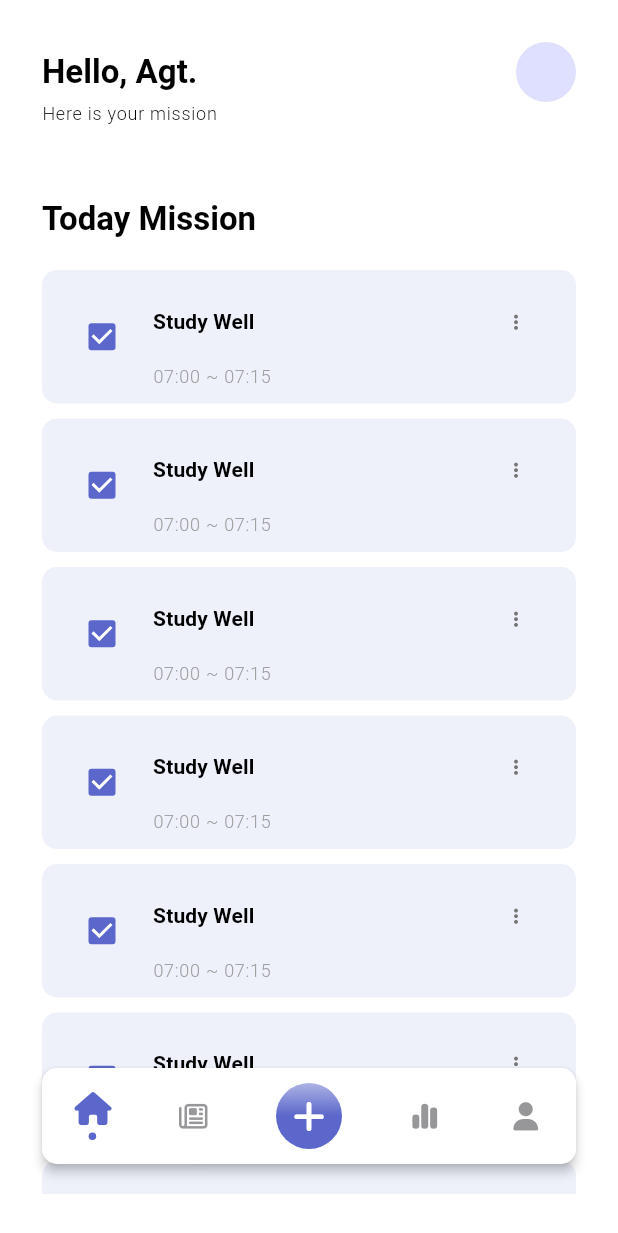
After one commit to WonHyun/mission-diary, a Flutter app: the HomeScreen screen opened by its route, on a phone screen of 412 x 824 dp. The commit adds this screen. Shown: the top 1233 px of the screen. Run offline on Flutter 3.47's test engine with Material 3 defaults, Android fonts, the phone set to English and light mode, and no system bars; our stand-ins replace cloud_firestore, device_preview, faker, firebase_auth, firebase_core, firebase_storage and 10 more; accounts and stored records are empty; generated files the repository leaves out were written again.

Commit message:
feat: add home mission view (stub)

```diff
--- a/lib/widgets/home/home_screen.dart
+++ b/lib/widgets/home/home_screen.dart
@@ -1,5 +1,9 @@
 import 'package:flutter/material.dart';
 import 'package:flutter_riverpod/flutter_riverpod.dart';
+import 'package:mission_diary/global/gaps.dart';
+import 'package:mission_diary/widgets/home/widgets/home_header.dart';
+import 'package:mission_diary/widgets/home/widgets/today_mission_list_view.dart';
+import 'package:mission_diary/widgets/user_profile/view_model/user_profile_view_model.dart';
 
 class HomeScreen extends ConsumerStatefulWidget {
   const HomeScreen({
@@ -16,12 +20,27 @@ class HomeScreen extends ConsumerStatefulWidget {
 class _HomeScreenState extends ConsumerState<HomeScreen> {
   @override
   Widget build(BuildContext context) {
-    return const Material(
-      child: Column(
-        children: [
-          Text("Home"),
-        ],
-      ),
+    return Material(
+      child: ref.watch(profileProvider).when(
+            data: (profile) {
+              return SingleChildScrollView(
+                child: Column(
+                  crossAxisAlignment: CrossAxisAlignment.start,
+                  children: [
+                    HomeHeader(profile: profile),
+                    Gaps.v48,
+                    const TodayMissionListView(),
+                  ],
+                ),
+              );
+            },
+            error: (err, stack) => Center(
+              child: Text("error: $err"),
+            ),
+            loading: () => const Center(
+              child: CircularProgressIndicator.adaptive(),
+            ),
+          ),
     );
   }
 }
--- /dev/null
+++ b/lib/widgets/home/view_model/mission_view_model.dart
@@ -0,0 +1,8 @@
+import 'dart:async';
+
+import 'package:flutter_riverpod/flutter_riverpod.dart';
+
+class MissionViewModel extends AsyncNotifier<void> {
+  @override
+  FutureOr<void> build() {}
+}
--- /dev/null
+++ b/lib/widgets/home/widgets/home_header.dart
@@ -0,0 +1,57 @@
+import 'package:flutter/material.dart';
+import 'package:go_router/go_router.dart';
+import 'package:mission_diary/global/sizes.dart';
+import 'package:mission_diary/models/user_profile.dart';
+import 'package:mission_diary/widgets/user_profile/user_profile_screen.dart';
+
+class HomeHeader extends StatelessWidget {
+  const HomeHeader({
+    super.key,
+    required this.profile,
+  });
+
+  final UserProfile profile;
+
+  @override
+  Widget build(BuildContext context) {
+    return Column(
+      crossAxisAlignment: CrossAxisAlignment.start,
+      children: [
+        Row(
+          mainAxisAlignment: MainAxisAlignment.spaceBetween,
+          children: [
+            Expanded(
+              child: Text(
+                "Hello, Agt.${profile.userName}",
+                maxLines: 1,
+                overflow: TextOverflow.ellipsis,
+                style: Theme.of(context).textTheme.titleLarge?.copyWith(
+                      fontWeight: FontWeight.w600,
+                    ),
+              ),
+            ),
+            Padding(
+              padding: const EdgeInsets.only(left: Sizes.size8),
+              child: GestureDetector(
+                onTap: () => context.goNamed(UserProfileScreen.routeName),
+                child: CircleAvatar(
+                  foregroundImage: profile.profileImgPath.isEmpty
+                      ? null
+                      : NetworkImage(profile.profileImgPath),
+                ),
+              ),
+            ),
+          ],
+        ),
+        Text(
+          "Here is your mission",
+          maxLines: 1,
+          overflow: TextOverflow.ellipsis,
+          style: Theme.of(context).textTheme.labelMedium?.copyWith(
+                fontWeight: FontWeight.w300,
+              ),
+        ),
+      ],
+    );
+  }
+}
--- /dev/null
+++ b/lib/widgets/home/widgets/mission_item.dart
@@ -0,0 +1,86 @@
+import 'package:flutter/material.dart';
+import 'package:font_awesome_flutter/font_awesome_flutter.dart';
+import 'package:mission_diary/global/gaps.dart';
+import 'package:mission_diary/global/sizes.dart';
+
+class MissionItem extends StatelessWidget {
+  const MissionItem({
+    super.key,
+    // required this.mission,
+  });
+
+  // final Mission mission;
+
+  @override
+  Widget build(BuildContext context) {
+    return Container(
+      decoration: BoxDecoration(
+        borderRadius: BorderRadius.circular(10),
+        color: Theme.of(context).primaryColor.withOpacity(0.1),
+      ),
+      child: Material(
+        color: Colors.transparent,
+        child: InkWell(
+          onTap: () => {},
+          borderRadius: BorderRadius.circular(10),
+          child: Padding(
+            padding: const EdgeInsets.symmetric(
+              horizontal: Sizes.size16,
+              vertical: Sizes.size10,
+            ),
+            child: Row(
+              children: [
+                Checkbox(
+                  value: true,
+                  onChanged: (value) => {},
+                ),
+                Gaps.h10,
+                Expanded(
+                  child: Column(
+                    crossAxisAlignment: CrossAxisAlignment.start,
+                    children: [
+                      Row(
+                        mainAxisAlignment: MainAxisAlignment.spaceBetween,
+                        children: [
+                          Text(
+                            "Study Well",
+                            style: Theme.of(context)
+                                .textTheme
+                                .labelLarge
+                                ?.copyWith(
+                                  fontWeight: FontWeight.w700,
+                                ),
+                          ),
+                          IconButton(
+                            constraints: const BoxConstraints(
+                              minWidth: 0,
+                              minHeight: 0,
+                            ),
+                            padding: const EdgeInsets.all(Sizes.size5),
+                            iconSize: Sizes.size12,
+                            color: Colors.grey.shade600,
+                            onPressed: () => {},
+                            icon: const Icon(FontAwesomeIcons.ellipsisVertical),
+                          ),
+                        ],
+                      ),
+                      Gaps.v5,
+                      Text(
+                        "07:00 ~ 07:15",
+                        style:
+                            Theme.of(context).textTheme.labelMedium?.copyWith(
+                                  color: Colors.grey,
+                                  fontWeight: FontWeight.w300,
+                                ),
+                      ),
+                    ],
+                  ),
+                ),
+              ],
+            ),
+          ),
+        ),
+      ),
+    );
+  }
+}
--- /dev/null
+++ b/lib/widgets/home/widgets/today_mission_list_view.dart
@@ -0,0 +1,36 @@
+import 'package:flutter/material.dart';
+import 'package:mission_diary/global/gaps.dart';
+import 'package:mission_diary/global/sizes.dart';
+import 'package:mission_diary/widgets/home/widgets/mission_item.dart';
+
+class TodayMissionListView extends StatelessWidget {
+  const TodayMissionListView({
+    super.key,
+  });
+
+  @override
+  Widget build(BuildContext context) {
+    return Column(
+      crossAxisAlignment: CrossAxisAlignment.start,
+      children: [
+        Text(
+          "Today Mission",
+          style: Theme.of(context).textTheme.titleLarge?.copyWith(
+                fontWeight: FontWeight.w600,
+              ),
+        ),
+        Gaps.v20,
+        ListView.separated(
+          padding: const EdgeInsets.only(bottom: Sizes.size96),
+          shrinkWrap: true,
+          primary: false,
+          separatorBuilder: (context, index) => Gaps.v10,
+          itemCount: 10,
+          itemBuilder: (context, index) {
+            return const MissionItem();
+          },
+        ),
+      ],
+    );
+  }
+}
```
